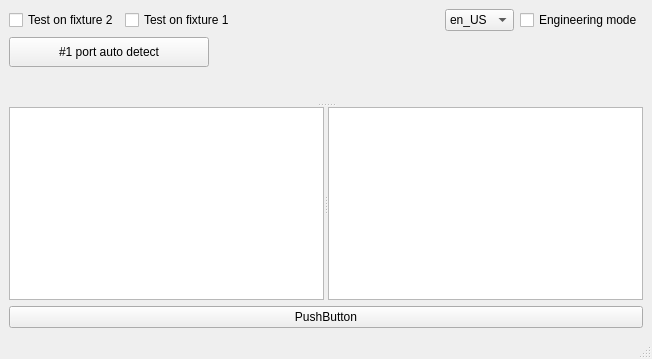
Qt form ui/design3.ui (EasonLu1222/readByYourself) before a commit.
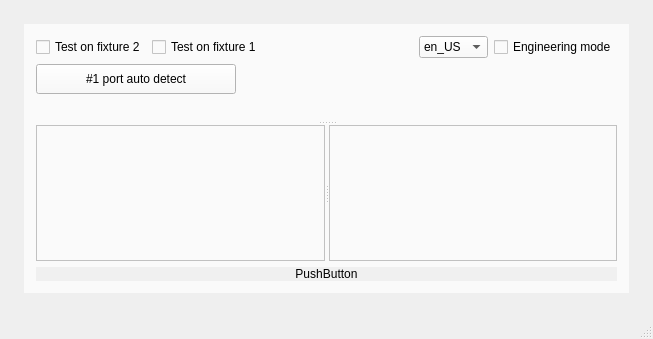
The same form after that commit. Custom widgets are drawn as their Qt base class.

Commit message: Add functions to set window color

```diff
--- a/ui/design3.ui
+++ b/ui/design3.ui
@@ -6,8 +6,8 @@
    <rect>
     <x>0</x>
     <y>0</y>
-    <width>652</width>
-    <height>359</height>
+    <width>653</width>
+    <height>339</height>
    </rect>
   </property>
   <property name="windowTitle">
@@ -15,6 +15,36 @@
   </property>
   <widget class="QWidget" name="centralwidget">
    <layout class="QHBoxLayout" name="horizontalLayout_3">
+    <property name="leftMargin">
+     <number>24</number>
+    </property>
+    <property name="topMargin">
+     <number>24</number>
+    </property>
+    <property name="rightMargin">
+     <number>24</number>
+    </property>
+    <property name="bottomMargin">
+     <number>24</number>
+    </property>
+    <item>
+     <widget class="QWidget" name="widget" native="true">
+      <property name="styleSheet">
+       <string notr="true">background-color:#FAFAFA</string>
+      </property>
+      <layout class="QHBoxLayout" name="horizontalLayout_4">
+       <property name="leftMargin">
+        <number>12</number>
+       </property>
+       <property name="topMargin">
+        <number>12</number>
+       </property>
+       <property name="rightMargin">
+        <number>12</number>
+       </property>
+       <property name="bottomMargin">
+        <number>12</number>
+       </property>
     <item>
      <layout class="QVBoxLayout" name="verticalLayout">
       <item>
@@ -140,12 +170,21 @@
       </item>
       <item>
        <widget class="QPushButton" name="pushButton">
+           <property name="autoFillBackground">
+            <bool>false</bool>
+           </property>
+           <property name="styleSheet">
+            <string notr="true">background-color:#F0F0F0;border-radius: 15px;</string>
+           </property>
         <property name="text">
          <string>PushButton</string>
         </property>
        </widget>
       </item>
      </layout>
+       </item>
+      </layout>
+     </widget>
     </item>
    </layout>
   </widget>
```
Lines whose indentation alone changed are shown as unchanged. The commit also changes 4 other files.
